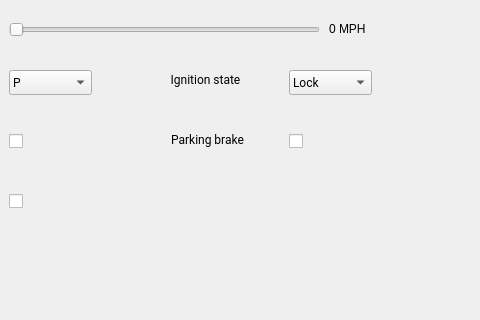
First picture: the form in android/android-emu/android/skin/qt/extended-pages/car-data-emulation/car-sensor-data.ui, repository aosp-mirror/platform_external_qemu, before the edit; both pictures show x 141 to 621 and y 0 to 320 of the 621 by 456 pixel window.
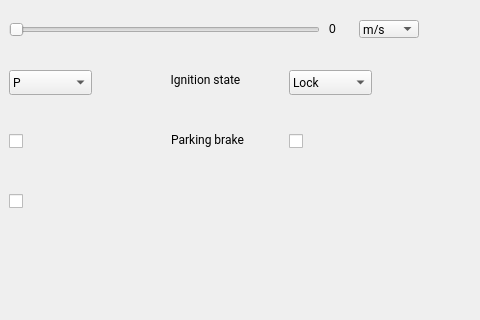
Second picture: the form after the edit.

Commit message:
Add combo box for user to choose the speed unit, like MPH, Km/s, m/s
Test:manual,kitchen sink

```diff
--- a/android/android-emu/android/skin/qt/extended-pages/car-data-emulation/car-sensor-data.ui
+++ b/android/android-emu/android/skin/qt/extended-pages/car-data-emulation/car-sensor-data.ui
@@ -70,10 +70,46 @@
      </rect>
     </property>
     <property name="text">
-     <string>0 MPH</string>
+     <string>0</string>
     </property>
    </widget>
   </widget>
+  <widget class="QComboBox" name="comboBox_speedUnit">
+   <property name="geometry">
+    <rect>
+     <x>500</x>
+     <y>20</y>
+     <width>60</width>
+     <height>18</height>
+    </rect>
+   </property>
+   <property name="font">
+    <font>
+     <family>Roboto</family>
+    </font>
+   </property>
+   <property name="styleSheet">
+    <string notr="true">padding: 3px 3px 3px 3px;</string>
+   </property>
+   <property name="currentIndex">
+    <number>2</number>
+   </property>
+   <item>
+    <property name="text">
+     <string>MPH</string>
+    </property>
+   </item>
+   <item>
+    <property name="text">
+     <string>km/h</string>
+    </property>
+   </item>
+   <item>
+    <property name="text">
+     <string>m/s</string>
+    </property>
+   </item>
+  </widget>
   <widget class="QGroupBox" name="groupBox_3">
    <property name="geometry">
     <rect>
```
The commit also changes 2 other files.
